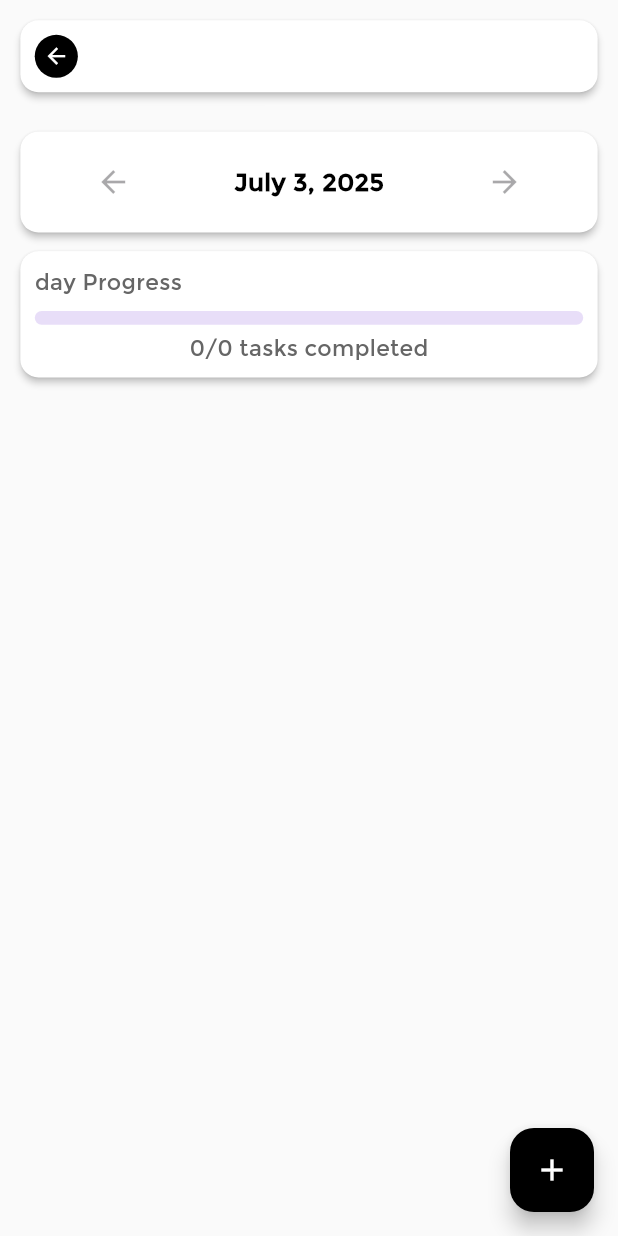
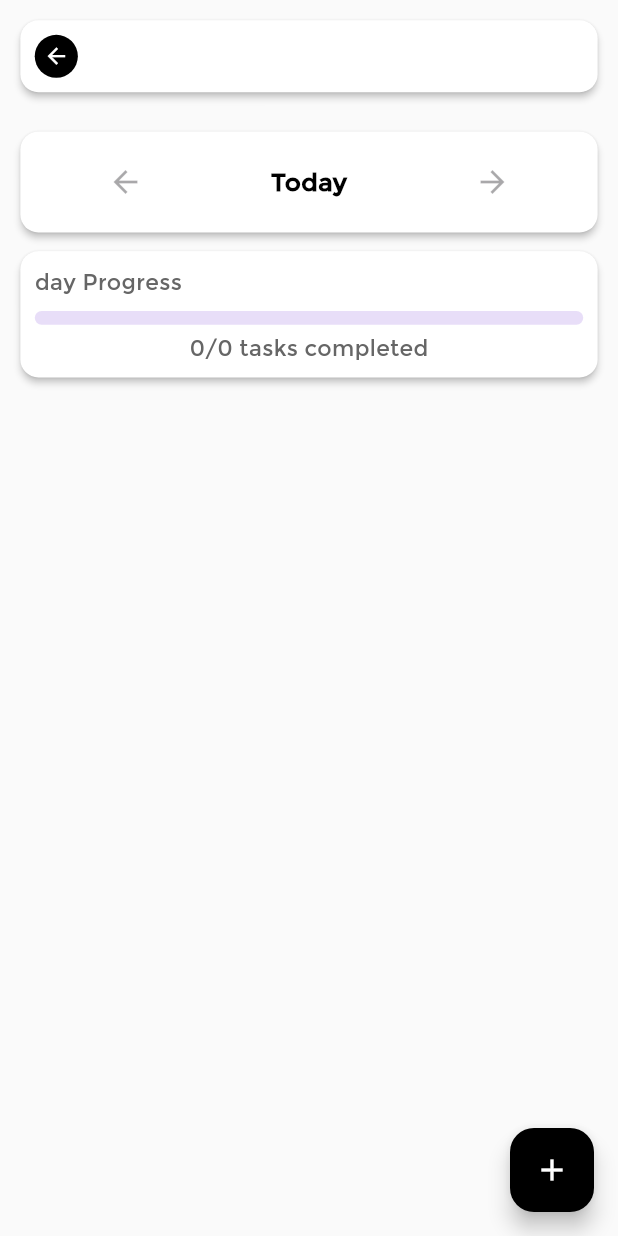
Before and after one commit to mohamedkholy/daily_track, a Flutter app: the RoutineScreen screen opened directly with empty values, on a phone screen of 412 x 824 dp. Run offline on Flutter 3.47's test engine with Material 3 defaults, Android fonts, the phone set to English and light mode, and no system bars; our stand-ins replace dotted_border, drift, drift_flutter, equatable, firebase_core, firebase_crashlytics and 7 more; missing offline and left inert: dart:ffi, floating_snackbar, lock_orientation_screen; accounts and stored records are empty; generated files the repository leaves out were written again.

Commit message:
change the days layout

```diff
--- a/lib/features/add_routine/logic/add_routine_cubit.dart
+++ b/lib/features/add_routine/logic/add_routine_cubit.dart
@@ -20,7 +20,7 @@ class AddRoutineCubit extends Cubit<AddRoutineState> {
 
   void addRoutine(Routine routine) async {
     emit(AddingRoutineState());
-    var result = await repo.addRoutine(routine);
+    final result = await repo.addRoutine(routine);
     result?  emit(SuccessAddedRoutineState()) :   emit(AddingRoutineFailedState());
 
   }
--- a/lib/features/add_routine/repos/add_routine_repo.dart
+++ b/lib/features/add_routine/repos/add_routine_repo.dart
@@ -28,6 +28,7 @@ class AddRoutineRepo {
       await addProgress(0, routine.startDate, routine.title);
       return true;
     } catch (e) {
+      debugPrint(e.toString());
       return false;
     }
   }
--- a/lib/features/routine/ui/widgets/change_date_layout.dart
+++ b/lib/features/routine/ui/widgets/change_date_layout.dart
@@ -47,7 +47,14 @@ class _ChangeDateLayoutState extends State<ChangeDateLayout> {
               constraints: const BoxConstraints(),
             ),
             Text(
-              DateFormat("MMMM d, y").format(date),
+              DateUtils.isSameDay(date, DateTime.now())
+                  ? "Today"
+                  : DateUtils.isSameDay(
+                    date,
+                    DateTime.now().subtract(const Duration(days: 1)),
+                  )
+                  ? "Yesterday"
+                  : DateFormat("MMMM d, y").format(date),
               style: TextStyles.font18BlackBold,
             ), //"March 13, 2025"
             IconButton(
--- a/lib/main.dart
+++ b/lib/main.dart
@@ -47,7 +47,7 @@ class MyApp extends StatelessWidget {
                 bottomNavigationBarTheme: const BottomNavigationBarThemeData(
                   backgroundColor: Colors.white,
                 ),
-                cardTheme: const CardTheme(elevation: 2, color: Colors.white),
+                cardTheme: const CardThemeData(elevation: 2, color: Colors.white),
                 primaryColor: Colors.black,
                 fontFamily: "montserrat_regular",
               ),
--- a/pubspec.yaml
+++ b/pubspec.yaml
@@ -16,7 +16,7 @@ publish_to: 'none' # Remove this line if you wish to publish to pub.dev
 # https://developer.apple.com/library/archive/documentation/General/Reference/InfoPlistKeyReference/Articles/CoreFoundationKeys.html
 # In Windows, build-name is used as the major, minor, and patch parts
 # of the product and file versions while build-number is used as the build suffix.
-version: 1.1.1+5
+version: 1.2.1+6
 
 environment:
   sdk: ^3.7.0
```
Also changed, not shown: lib/features/add_routine/ui/add_routine_screen.dart (+11 -8 lines), pubspec.lock, 1 other file.
